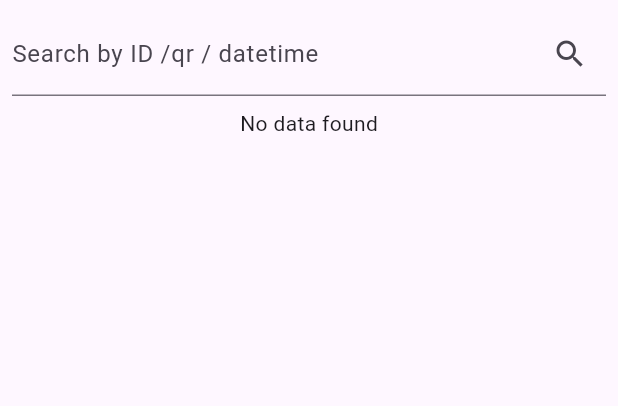
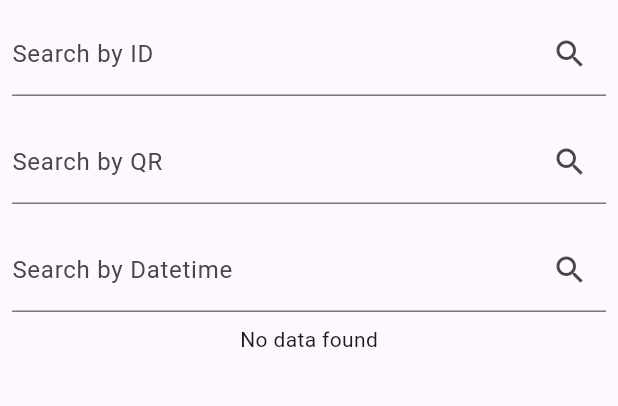
Before and after one commit to Nora-2/qr, a Flutter app: the ViewDataScreen screen opened by its route, on a phone screen of 412 x 824 dp, the part 84-490 px from its top. Run offline on Flutter 3.47's test engine with Material 3 defaults, Android fonts, the light colour scheme and no system bars; our stand-ins replace audioplayers, awesome_dialog, bloc, flutter_bloc, sqflite; missing offline and left inert: flutter_excel, giffy_dialog, qr_code_scanner; accounts and stored records are empty; Roboto replaces fonts that are missing (Pacifico).

Commit message:
filter commit

```diff
--- a/lib/features/viewdata/presentation/view/viewdata.dart
+++ b/lib/features/viewdata/presentation/view/viewdata.dart
@@ -19,7 +19,9 @@ class ViewDataScreen extends StatefulWidget {
 class _ViewDataScreenState extends State<ViewDataScreen> {
   List<Map<String, dynamic>> _qrcodes = [];
   late DatabaseHelper _dbHelper;
-  final TextEditingController _searchController = TextEditingController();
+  final TextEditingController _searchControllerID = TextEditingController();
+  final TextEditingController _searchControllerQR = TextEditingController();
+  final TextEditingController _searchControllerDatetime = TextEditingController();
   String _searchQuery = '';
 
 
@@ -30,13 +32,39 @@ class _ViewDataScreenState extends State<ViewDataScreen> {
    // _loadData();
   }
 
-  Future<void> _loadData(String id) async {
+  Future<void> _loadDataID(String id) async {
     await _dbHelper.initDatabase();
     List<Map<String, dynamic>> qrcodes;
     if (id.isEmpty) {
       qrcodes = [];
     } else {
       qrcodes = await _dbHelper.queryQRCodes(id);
+    }
+    setState(() {
+      _qrcodes = qrcodes;
+    });
+  }
+
+   Future<void> _loadDataQR(String qr) async {
+    await _dbHelper.initDatabase();
+    List<Map<String, dynamic>> qrcodes;
+    if (qr.isEmpty) {
+      qrcodes = [];
+    } else {
+      qrcodes = await _dbHelper.queryQRCodes(qr);
+    }
+    setState(() {
+      _qrcodes = qrcodes;
+    });
+  }
+
+  Future<void> _loadDataDatetime(String qr) async {
+    await _dbHelper.initDatabase();
+    List<Map<String, dynamic>> qrcodes;
+    if (qr.isEmpty) {
+      qrcodes = [];
+    } else {
+      qrcodes = await _dbHelper.queryQRCodes(qr);
     }
     setState(() {
       _qrcodes = qrcodes;
@@ -94,15 +122,51 @@ class _ViewDataScreenState extends State<ViewDataScreen> {
             Padding(
             padding: const EdgeInsets.all(8.0),
             child: TextField(
-              controller: _searchController,
+              controller: _searchControllerID,
               decoration: InputDecoration(
-                labelText: 'Search by ID /qr / datetime',
+                labelText: 'Search by ID',
                 suffixIcon: IconButton(
                   icon: const Icon(Icons.search),
                   onPressed: () {
                     setState(() {
-                      _searchQuery = _searchController.text;
-                      _loadData(_searchQuery);
+                      _searchQuery = _searchControllerID.text;
+                      _loadDataID(_searchQuery);
+                    });
+                  },
+                ),
+              ),
+            ),
+          ),
+          Padding(
+            padding: const EdgeInsets.all(8.0),
+            child: TextField(
+              controller: _searchControllerQR,
+              decoration: InputDecoration(
+                labelText: 'Search by QR',
+                suffixIcon: IconButton(
+                  icon: const Icon(Icons.search),
+                  onPressed: () {
+                    setState(() {
+                      _searchQuery = _searchControllerQR.text;
+                      _loadDataQR(_searchQuery);
+                    });
+                  },
+                ),
+              ),
+            ),
+          ),
+          Padding(
+            padding: const EdgeInsets.all(8.0),
+            child: TextField(
+              controller: _searchControllerDatetime,
+              decoration: InputDecoration(
+                labelText: 'Search by Datetime',
+                suffixIcon: IconButton(
+                  icon: const Icon(Icons.search),
+                  onPressed: () {
+                    setState(() {
+                      _searchQuery = _searchControllerDatetime.text;
+                      _loadDataDatetime(_searchQuery);
                     });
                   },
                 ),
@@ -174,7 +238,7 @@ class _ViewDataScreenState extends State<ViewDataScreen> {
 
   Future<void> _deleteAllQRCodes(BuildContext context) async {
     await _dbHelper.deleteAllQRCodes();
-    _loadData(''); // Wait for data to update
+    _loadDataID(''); // Wait for data to update
 
     customAwesomeDialog(
             context: context,
@@ -191,6 +255,6 @@ class _ViewDataScreenState extends State<ViewDataScreen> {
 
   Future<void> _deleteQRCode(BuildContext context, int id, int index) async {
     await _dbHelper.deleteQRCode(id);
-    _loadData(''); // Wait for data to update
+    _loadDataID(''); // Wait for data to update
   }
 }
```
